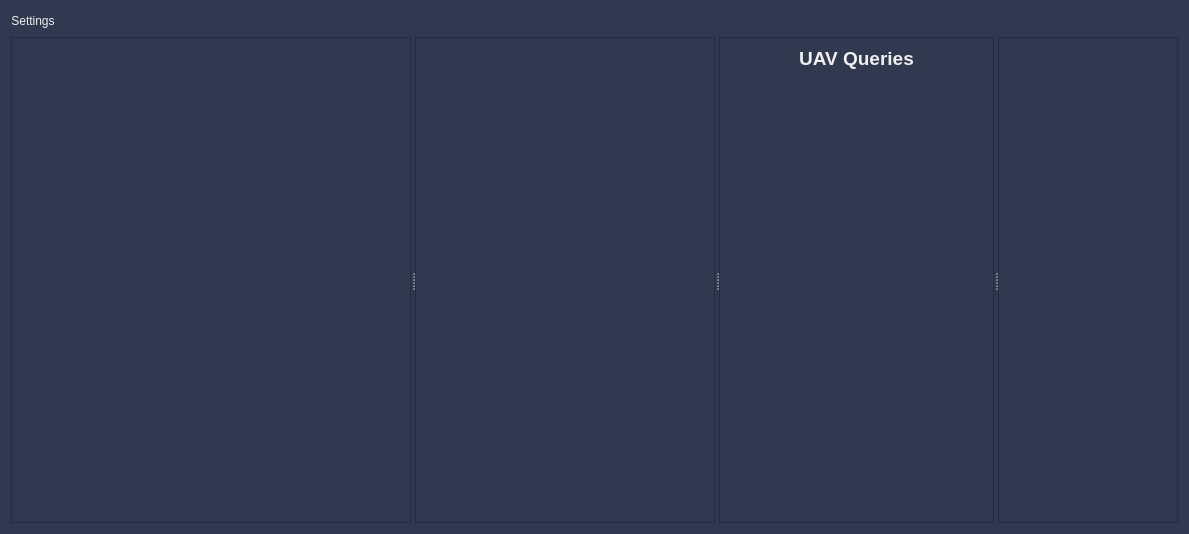
CSUN-SERL/lcar-bot, file src/rqt_gcs/resources/WidgetMain.ui: the form before one commit.
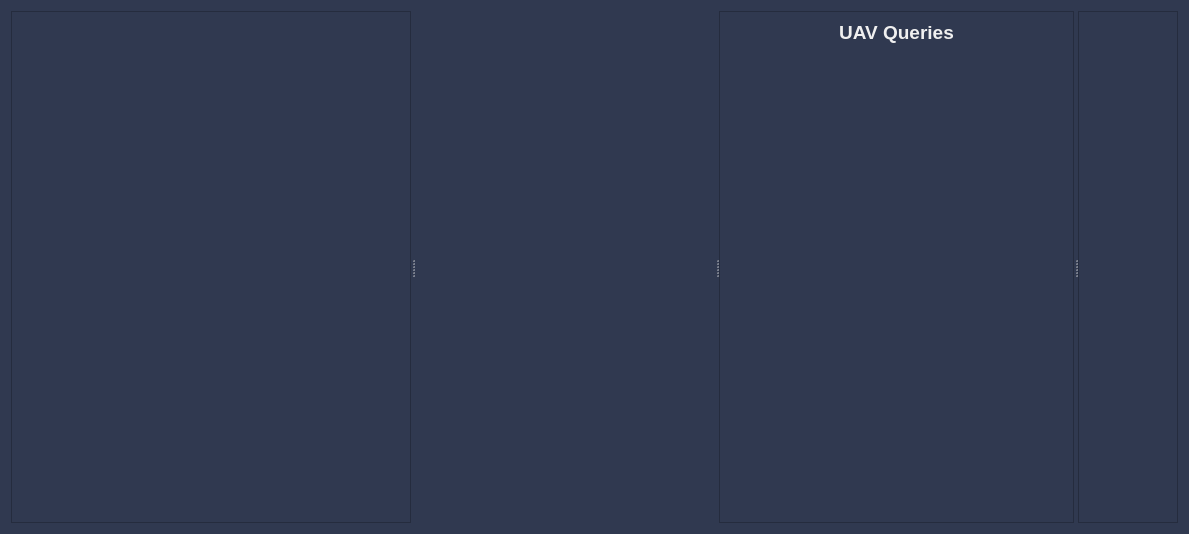
The form after the commit.

Commit message: added menu bar, tweaking main widget layout

```diff
--- a/src/rqt_gcs/resources/WidgetMain.ui
+++ b/src/rqt_gcs/resources/WidgetMain.ui
@@ -27,10 +27,30 @@
 
 QPushButton{
 border-radius: 5px;
+}
+
+QMenuBar {
+   color: rgb(240, 240, 240);
+	background-color: rgb(48, 57, 80);
+}
+
+QMenuBar::item {
+    spacing: 3px; /* spacing between menu bar items */
+    padding: 1px 4px;
+    background: transparent;
+    border-radius: 4px;
+}
+
+QMenuBar::item:selected { /* when selected using mouse or keyboard */
+    background: #a8a8a8;
+}
+
+QMenuBar::item:pressed {
+    background: #888888;
 }</string>
   </property>
   <layout class="QGridLayout" name="gridLayout_2">
-   <item row="1" column="1">
+   <item row="0" column="1">
     <widget class="QSplitter" name="splitter">
      <property name="orientation">
       <enum>Qt::Horizontal</enum>
@@ -64,6 +84,9 @@
        <enum>QFrame::Raised</enum>
       </property>
       <layout class="QVBoxLayout" name="verticalLayout">
+       <property name="topMargin">
+        <number>12</number>
+       </property>
        <item>
         <layout class="QVBoxLayout" name="PFDLayout"/>
        </item>
@@ -74,6 +97,31 @@
          </property>
         </layout>
        </item>
+       <item>
+        <widget class="QScrollArea" name="scrollArea_2">
+         <property name="frameShape">
+          <enum>QFrame::NoFrame</enum>
+         </property>
+         <property name="widgetResizable">
+          <bool>true</bool>
+         </property>
+         <widget class="QWidget" name="scrollAreaWidgetContents_5">
+          <property name="geometry">
+           <rect>
+            <x>0</x>
+            <y>0</y>
+            <width>380</width>
+            <height>477</height>
+           </rect>
+          </property>
+          <layout class="QGridLayout" name="gridLayout_4">
+           <item row="2" column="0">
+            <layout class="QVBoxLayout" name="UAVListLayout"/>
+           </item>
+          </layout>
+         </widget>
+        </widget>
+       </item>
       </layout>
      </widget>
      <widget class="QFrame" name="frame_2">
@@ -84,7 +132,7 @@
        </size>
       </property>
       <property name="frameShape">
-       <enum>QFrame::StyledPanel</enum>
+       <enum>QFrame::NoFrame</enum>
       </property>
       <property name="frameShadow">
        <enum>QFrame::Raised</enum>
@@ -169,8 +217,8 @@
              <rect>
               <x>0</x>
               <y>0</y>
-              <width>225</width>
-              <height>205</height>
+              <width>244</width>
+              <height>466</height>
              </rect>
             </property>
             <layout class="QGridLayout" name="gridLayout_3">
@@ -221,82 +269,10 @@
        <property name="spacing">
         <number>0</number>
        </property>
-       <item>
-        <widget class="QScrollArea" name="scrollArea_2">
-         <property name="frameShape">
-          <enum>QFrame::NoFrame</enum>
-         </property>
-         <property name="widgetResizable">
-          <bool>true</bool>
-         </property>
-         <widget class="QWidget" name="scrollAreaWidgetContents_5">
-          <property name="geometry">
-           <rect>
-            <x>0</x>
-            <y>0</y>
-            <width>186</width>
-            <height>235</height>
-           </rect>
-          </property>
-          <layout class="QGridLayout" name="gridLayout_4">
-           <item row="2" column="0">
-            <layout class="QVBoxLayout" name="UAVListLayout">
-             <item>
-              <spacer name="verticalSpacer">
-               <property name="orientation">
-                <enum>Qt::Vertical</enum>
-               </property>
-               <property name="sizeHint" stdset="0">
-                <size>
-                 <width>20</width>
-                 <height>40</height>
-                </size>
-               </property>
-              </spacer>
-             </item>
-            </layout>
-           </item>
-          </layout>
-         </widget>
-        </widget>
-       </item>
       </layout>
      </widget>
     </widget>
    </item>
-   <item row="0" column="1">
-    <layout class="QHBoxLayout" name="horizontalLayout_2">
-     <item alignment="Qt::AlignLeft">
-      <widget class="QPushButton" name="settingsButton">
-       <property name="toolTip">
-        <string extracomment="Settings"/>
-       </property>
-       <property name="styleSheet">
-        <string notr="true">QToolButton
-{
-	background-color: rgb(180, 180, 180);
-}</string>
-       </property>
-       <property name="text">
-        <string>Settings</string>
-       </property>
-      </widget>
-     </item>
-     <item>
-      <spacer name="horizontalSpacer">
-       <property name="orientation">
-        <enum>Qt::Horizontal</enum>
-       </property>
-       <property name="sizeHint" stdset="0">
-        <size>
-         <width>40</width>
-         <height>20</height>
-        </size>
-       </property>
-      </spacer>
-     </item>
-    </layout>
-   </item>
   </layout>
  </widget>
  <resources/>
```
The commit also changes 4 other files.
